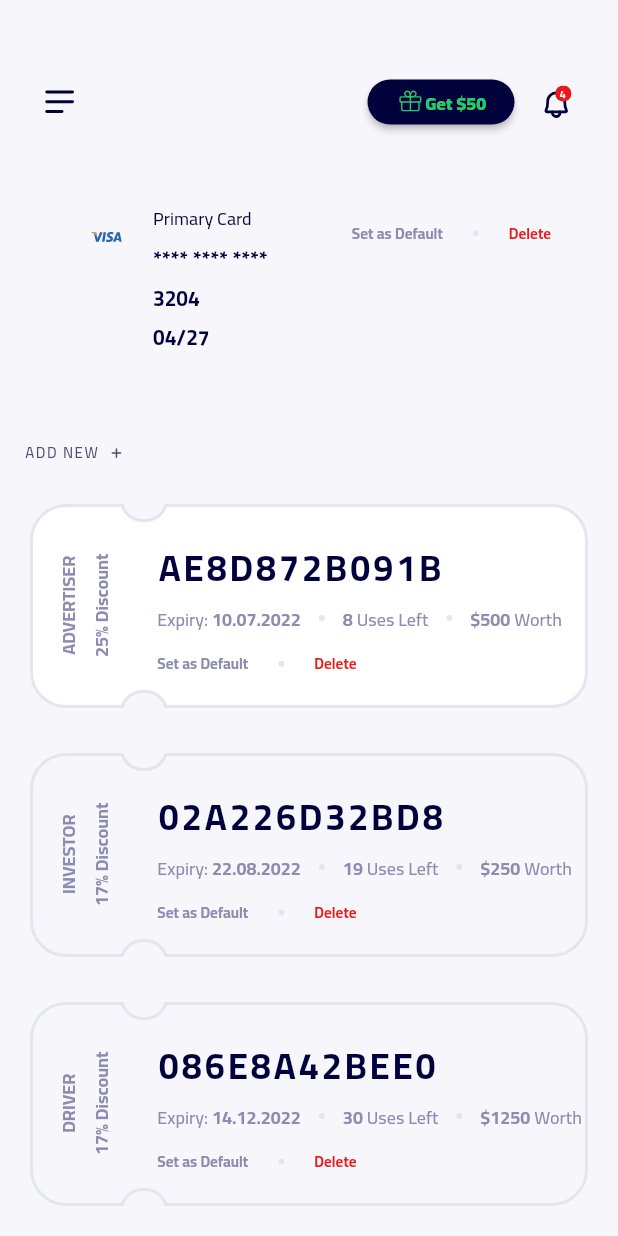
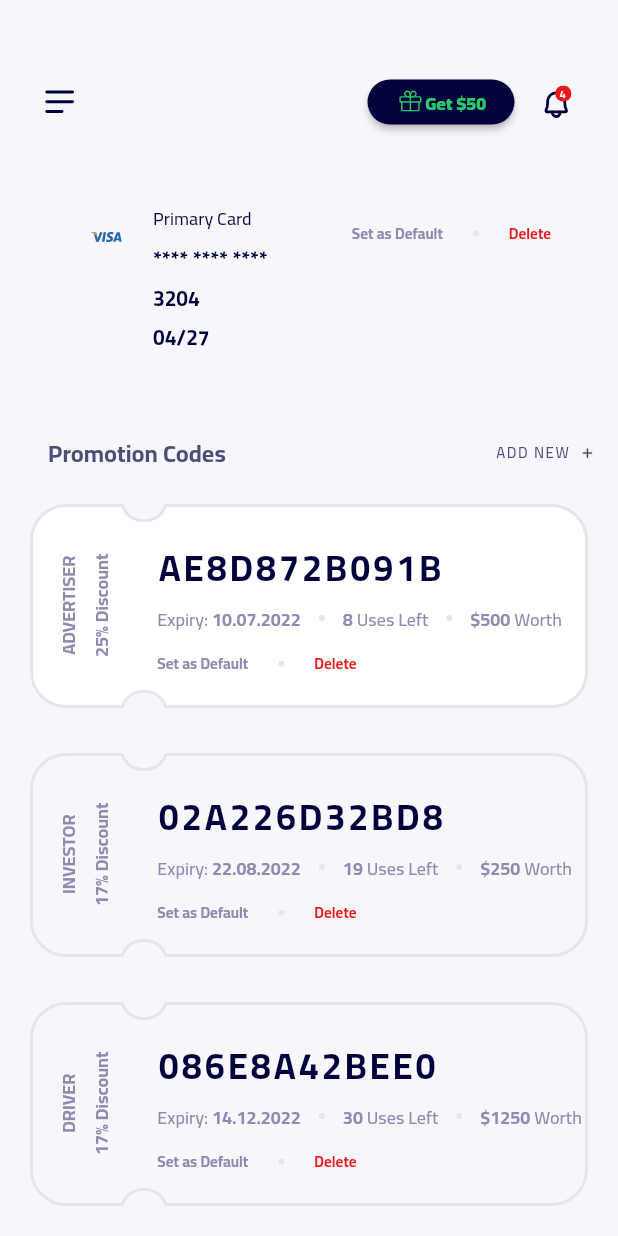
Before and after one commit to ozgun-kara/ruut, a Flutter app: the screen it shows after launch, scrolled down 549 dp, on a phone screen of 412 x 824 dp. Run offline on Flutter 3.47's test engine with Material 2 defaults, Android fonts, the phone set to English and light mode, and no system bars; our stand-ins replace flutter_svg.

Commit message:
Update finance_page.dart

```diff
--- a/lib/pages/finance_page.dart
+++ b/lib/pages/finance_page.dart
@@ -431,7 +431,18 @@ class FinancePage extends StatelessWidget {
             Row(
               mainAxisAlignment: MainAxisAlignment.spaceBetween,
               children: [
-
+                const Padding(
+                  padding: EdgeInsets.fromLTRB(32, 0, 0, 0),
+                  child: Text(
+                    "Promotion Codes",
+                    style: TextStyle(
+                      fontSize: 16,
+                      fontFamily: "Cairo-VariableFont_wght",
+                      fontWeight: FontWeight.bold,
+                      color: Color(0xFF4D4E74),
+                    ),
+                  ),
+                ),
 
                 ButtonTheme(
                   minWidth: 98,
```
